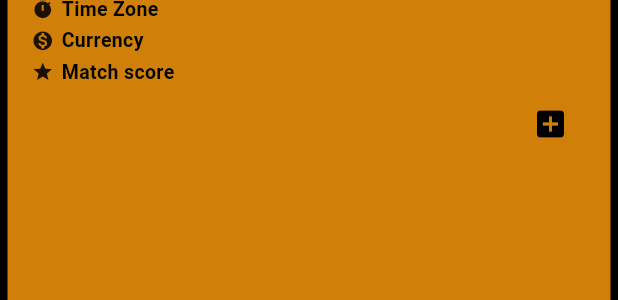
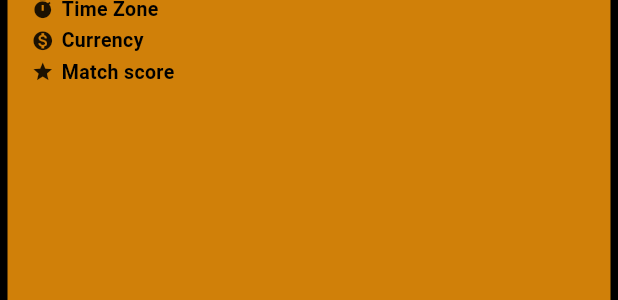
Before and after one commit to sahidvp/stock_app, a Flutter app: the ExpandableListItem widget shown alone on an empty page, opened directly with empty values, after a tap on the "arrow drop down" icon, on a phone screen of 412 x 824 dp. Shown: the part 205-505 px from the top of the screen. Run offline on Flutter 3.47's test engine with Material 3 defaults, Android fonts, the phone set to English and light mode, and no system bars; our stand-ins replace lottie.

Commit message:
refactor:expanadable item list sccreen structured

```diff
--- /dev/null
+++ b/lib/controller/expanded_items_provider.dart
@@ -0,0 +1,12 @@
+import 'package:flutter/material.dart';
+
+class ExpandableItemProvider extends ChangeNotifier {
+  bool _isExpanded = false;
+
+  bool get isExpanded => _isExpanded;
+
+  void toggleExpansion() {
+    _isExpanded = !_isExpanded;
+    notifyListeners();
+  }
+}
--- a/lib/main.dart
+++ b/lib/main.dart
@@ -1,6 +1,7 @@
 import 'package:flutter/material.dart';
 import 'package:provider/provider.dart';
 import 'package:stock_app/controller/bottomNav_provider.dart';
+import 'package:stock_app/controller/expanded_items_provider.dart';
 import 'package:stock_app/controller/search_provider.dart';
 import 'package:stock_app/utils/app_theme.dart';
 import 'package:stock_app/view/bottom_navbar/bottom_navbar.dart';
@@ -12,6 +13,7 @@ void main() {
     providers: [
       ChangeNotifierProvider(create: (_) => SearchProvider()),
       ChangeNotifierProvider(create: (_) => BottomnavProvider()),
+      ChangeNotifierProvider(create: (_) => ExpandableItemProvider()),
     ],
     child: const MyApp(),
   ));
--- a/lib/utils/app_text_styles.dart
+++ b/lib/utils/app_text_styles.dart
@@ -11,5 +11,5 @@ class AppTextStyles {
       fontWeight: FontWeight.w700,
       fontSize: 13);
   static const TextStyle companyTitle =
-      TextStyle(fontWeight: FontWeight.bold, color: Colors.black, fontSize: 15);
+      TextStyle(fontWeight: FontWeight.bold, color: Colors.black, fontSize: 12);
 }
--- a/lib/view/home_screen.dart/home_screen.dart
+++ b/lib/view/home_screen.dart/home_screen.dart
@@ -37,7 +37,7 @@ class HomeScreen extends StatelessWidget {
                 itemCount: searchProvider.searchResults.length,
                 itemBuilder: (context, index) {
                   final result = searchProvider.searchResults[index];
-                  return ExpandableListItem(result: result,isWatchList: false,);
+                  return ExpandableListItem(result: result,);
                 },
               ),
             ),
--- a/lib/view/home_screen.dart/widgets/expanded_list.dart
+++ b/lib/view/home_screen.dart/widgets/expanded_list.dart
@@ -1,28 +1,119 @@
+// import 'package:flutter/material.dart';
+// import 'package:stock_app/utils/app_colors.dart';
+// import 'package:stock_app/utils/app_text_styles.dart';
+// import 'package:stock_app/view/home_screen.dart/widgets/expanded_content.dart';
+
+// import '../../../model/search_results.dart';
+
+// class ExpandableListItem extends StatefulWidget {
+//   final SearchResult result;
+//   final bool isWatchList;
+
+//   const ExpandableListItem(
+//       {super.key, required this.result, required this.isWatchList});
+
+//   @override
+//   _ExpandableListItemState createState() => _ExpandableListItemState();
+// }
+
+// class _ExpandableListItemState extends State<ExpandableListItem> {
+//   bool _isExpanded = false;
+
+//   @override
+//   Widget build(BuildContext context) {
+//     return Padding(
+//       padding: const EdgeInsets.all(5),
+//       child: Container(
+//         decoration: BoxDecoration(
+//           color: AppColors.secondaryColor,
+//           borderRadius: BorderRadius.circular(10),
+//         ),
+//         child: Column(
+//           children: [
+//             ListTile(
+//               title: Text(
+//                 widget.result.name,
+//                 style: AppTextStyles.companyTitle,
+//               ),
+//               trailing: IconButton(
+//                 icon: Icon(
+//                   _isExpanded ? Icons.arrow_drop_up : Icons.arrow_drop_down,
+//                 ),
+//                 onPressed: () {
+//                   setState(() {
+//                     _isExpanded = !_isExpanded;
+//                   });
+//                 },
+//               ),
+//             ),
+//             if (_isExpanded)
+//               Padding(
+//                 padding:
+//                     const EdgeInsets.symmetric(horizontal: 16, vertical: 8),
+//                 child: Column(
+//                   crossAxisAlignment: CrossAxisAlignment.start,
+//                   children: [
+//                     expandedContent(
+//                         "Region", widget.result.symbol, Icons.public),
+//                     expandedContent("Market open", widget.result.marketOpen,
+//                         Icons.access_time),
+//                     expandedContent("Market close", widget.result.marketClose,
+//                         Icons.access_time),
+//                     expandedContent(
+//                         "Time Zone", widget.result.timezone, Icons.timer),
+//                     expandedContent("Currency", widget.result.currency,
+//                         Icons.monetization_on),
+//                     expandedContent("Match score",
+//                         widget.result.matchScore.toString(), Icons.star),
+//                     addButton()
+//                   ],
+//                 ),
+//               ),
+//           ],
+//         ),
+//       ),
+//     );
+//   }
+
+//   Align addButton() {
+//     return Align(
+//         alignment: Alignment.topRight,
+//         child: IconButton(
+//             onPressed: () {},
+//             icon: const Icon(
+//               Icons.add_box,
+//               color: AppColors.backgroundColor,
+//             )));
+//   }
+// }
+
 import 'package:flutter/material.dart';
+import 'package:provider/provider.dart';
+import 'package:stock_app/controller/expanded_items_provider.dart';
 import 'package:stock_app/utils/app_colors.dart';
 import 'package:stock_app/utils/app_text_styles.dart';
-import 'package:stock_app/view/home_screen.dart/widgets/expanded_content.dart';
+import '../../../model/search_results.dart';
+import 'expanded_content.dart';
 
-import '../../../model/search_results.dart';
+class ExpandableListItem extends StatelessWidget {
+  final SearchResult result;
 
-class ExpandableListItem extends StatefulWidget {
-  final SearchResult result;
-  final bool isWatchList;
-
-  const ExpandableListItem(
-      {super.key, required this.result, required this.isWatchList});
-
-  @override
-  _ExpandableListItemState createState() => _ExpandableListItemState();
-}
-
-class _ExpandableListItemState extends State<ExpandableListItem> {
-  bool _isExpanded = false;
+  const ExpandableListItem({
+    super.key,
+    required this.result,
+  });
 
   @override
   Widget build(BuildContext context) {
+    return ChangeNotifierProvider(
+      create: (_) => ExpandableItemProvider(),
+      child: Consumer<ExpandableItemProvider>(
+        builder: (context, provider, _) {
           return Padding(
             padding: const EdgeInsets.all(5),
+            child: Row(children: [
+              Expanded(
+                flex: 5,
                 child: Container(
                   decoration: BoxDecoration(
                     color: AppColors.secondaryColor,
@@ -32,45 +123,58 @@ class _ExpandableListItemState extends State<ExpandableListItem> {
                     children: [
                       ListTile(
                         title: Text(
-                widget.result.name,
+                          result.name,
                           style: AppTextStyles.companyTitle,
                         ),
                         trailing: IconButton(
                           icon: Icon(
-                  _isExpanded ? Icons.arrow_drop_up : Icons.arrow_drop_down,
+                            provider.isExpanded
+                                ? Icons.arrow_drop_up
+                                : Icons.arrow_drop_down,
                           ),
-                onPressed: () {
-                  setState(() {
-                    _isExpanded = !_isExpanded;
-                  });
-                },
+                          onPressed: provider.toggleExpansion,
                         ),
                       ),
-            if (_isExpanded)
+                      if (provider.isExpanded)
                         Padding(
-                padding:
-                    const EdgeInsets.symmetric(horizontal: 16, vertical: 8),
+                          padding: const EdgeInsets.symmetric(
+                              horizontal: 16, vertical: 8),
                           child: Column(
                             crossAxisAlignment: CrossAxisAlignment.start,
                             children: [
                               expandedContent(
-                        "Region", widget.result.symbol, Icons.public),
-                    expandedContent("Market open", widget.result.marketOpen,
+                                  "Region", result.symbol, Icons.public),
+                              expandedContent("Market open", result.marketOpen,
                                   Icons.access_time),
-                    expandedContent("Market close", widget.result.marketClose,
-                        Icons.access_time),
+                              expandedContent("Market close",
+                                  result.marketClose, Icons.access_time),
                               expandedContent(
-                        "Time Zone", widget.result.timezone, Icons.timer),
-                    expandedContent("Currency", widget.result.currency,
+                                  "Time Zone", result.timezone, Icons.timer),
+                              expandedContent("Currency", result.currency,
                                   Icons.monetization_on),
                               expandedContent("Match score",
-                        widget.result.matchScore.toString(), Icons.star),
-                    addButton()
+                                  result.matchScore.toString(), Icons.star),
                             ],
                           ),
                         ),
                     ],
                   ),
+                ),
+              ),
+              if (!provider.isExpanded)
+                Expanded(
+                  flex: 1,
+                  child: Container(
+                      //color: AppColors.secondaryColor,
+                      child: Center(
+                          child: Icon(
+                    Icons.add,
+                    color: AppColors.secondaryColor,
+                  ))),
+                )
+            ]),
+          );
+        },
       ),
     );
   }
@@ -83,6 +187,8 @@ class _ExpandableListItemState extends State<ExpandableListItem> {
         icon: const Icon(
           Icons.add_box,
           color: AppColors.backgroundColor,
-            )));
+        ),
+      ),
+    );
   }
 }
```
Lines whose indentation alone changed are shown as unchanged.
